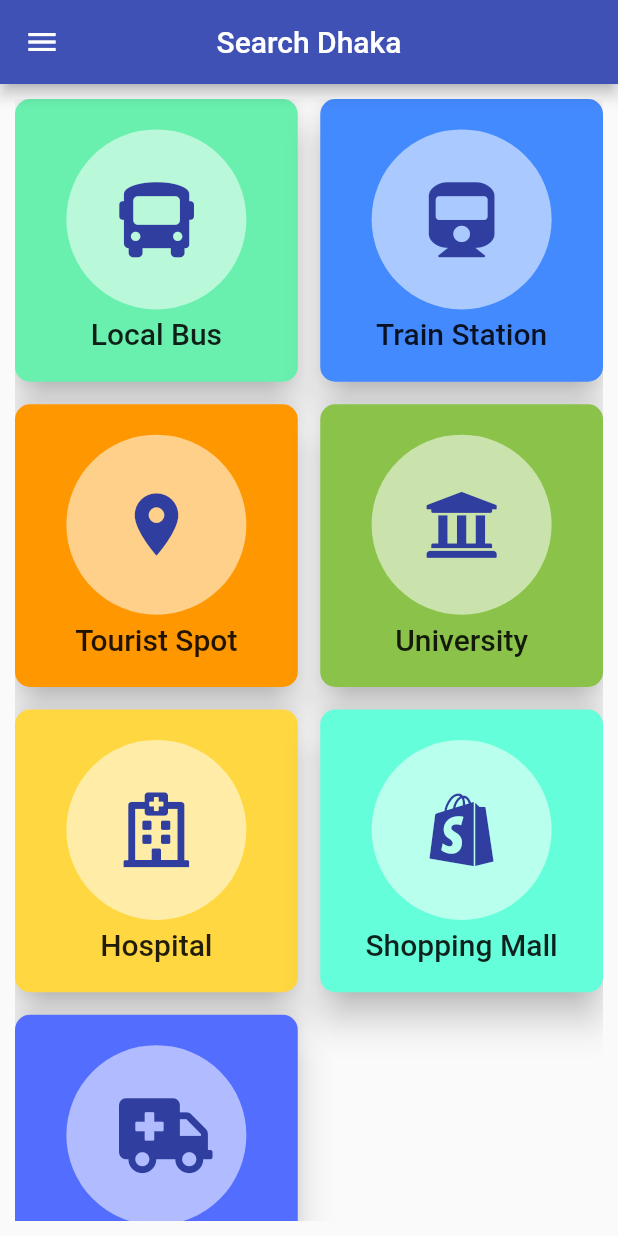
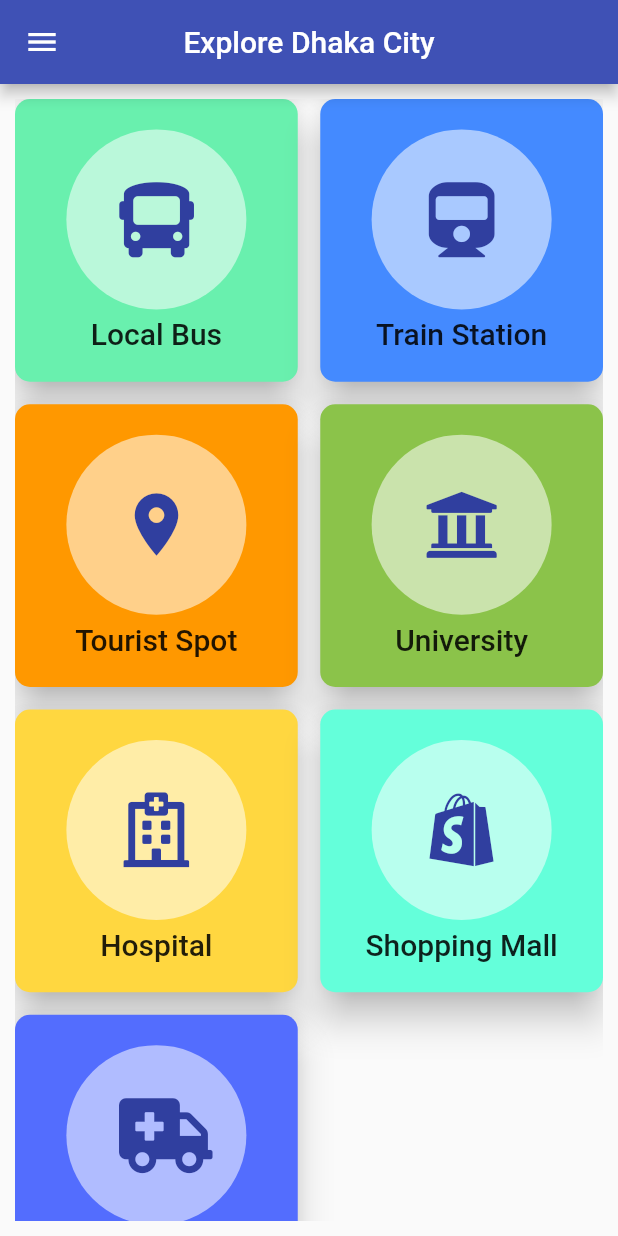
Before and after one commit to sohagmahin/Search-Dhaka, a Flutter app: the screen it shows after launch, on a phone screen of 412 x 824 dp. Run offline on Flutter 3.47's test engine with Material 2 defaults, Android fonts, the light colour scheme and no system bars; our stand-ins replace cached_network_image, carousel_slider, data_connection_checker, font_awesome_flutter, shared_preferences, sqflite; missing offline and left inert: android_intent, autocomplete_textfield; accounts and stored records are empty; Roboto replaces fonts that are missing (ZCOOLQingKeHuangYou).

Commit message:
changed app name

```diff
--- a/lib/main.dart
+++ b/lib/main.dart
@@ -38,7 +38,7 @@ class LocalBus extends StatelessWidget {
         initialRoute: HomePage.routeName,
         routes: {
           HomePage.routeName: (context) => HomePage(
-                appTitle: 'Search Dhaka',
+                appTitle: 'Explore Dhaka City',
               ),
           LocalBusMain.routeName: (context) =>
               LocalBusMain(title: 'Local Bus(Dhaka route)'),
--- a/lib/widgets/home_page_drawer.dart
+++ b/lib/widgets/home_page_drawer.dart
@@ -11,7 +11,7 @@ class HomePageDrawer extends StatelessWidget {
           child: Column(
             children: <Widget>[
               AppBar(
-                title: Text('Search Dhaka'),
+                title: Text('Explore Dhaka City'),
                 automaticallyImplyLeading: false,
                 centerTitle: true,
               ),
@@ -88,7 +88,7 @@ class HomePageDrawer extends StatelessWidget {
       context: context,
       builder: (context) => AboutDialog(
         applicationVersion: 'version 1.0.0',
-        applicationName: 'Search Dhaka',
+        applicationName: 'Explore Dhaka City',
         children: <Widget>[
           Text('All Solution in one place.'),
           SizedBox(
```
Also changed, not shown: 3 other files.
